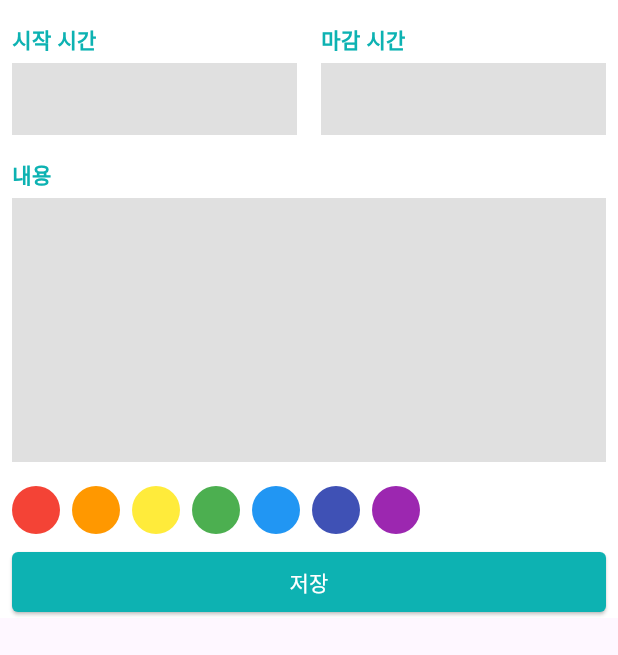
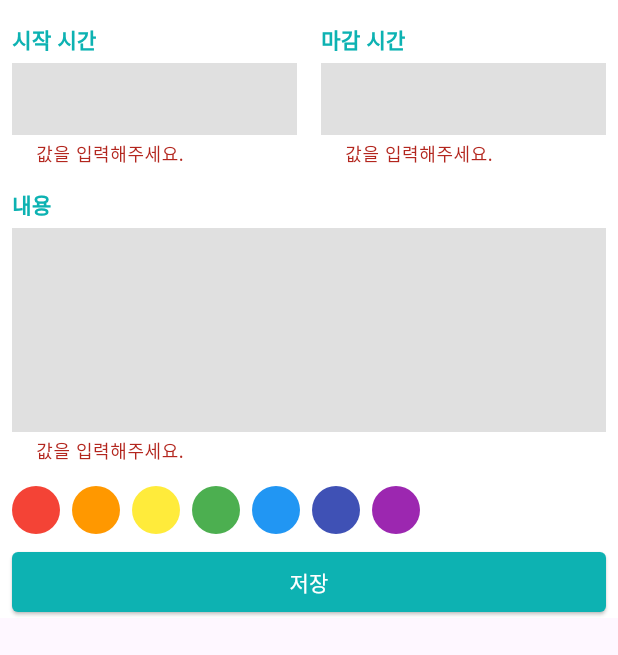
Before and after one commit to SungSeokMin/study_inflearn, a Flutter app: the ScheduleBottomSheet widget shown alone on an empty page, opened directly, on a phone screen of 412 x 824 dp. Shown: the top 655 px of the screen. Run offline on Flutter 3.47's test engine with Material 3 defaults, Android fonts, the phone set to English and light mode, and no system bars; our stand-ins replace drift, geolocator, google_maps_flutter, image_picker, table_calendar, video_player and 1 more; accounts and stored records are empty; generated files the repository leaves out were written again.

```diff
--- a/flutter/calendar_scheduler/lib/component/custom_text_field.dart
+++ b/flutter/calendar_scheduler/lib/component/custom_text_field.dart
@@ -41,6 +41,13 @@ class CustomTextField extends StatelessWidget {
       validator: (String? val) {
         if (val == null || val.isEmpty) return '값을 입력해주세요.';
 
+        if (isTime) {
+          int time = int.parse(val);
+
+          if (time < 0) return '0 이상의 숫자를 입력해주세요.';
+          if (time > 24) return '24 이하의 숫자를 입력해주세요.';
+        }
+
         return null;
       },
       expands: !isTime,
--- a/flutter/calendar_scheduler/lib/component/schedule_bottom_sheet.dart
+++ b/flutter/calendar_scheduler/lib/component/schedule_bottom_sheet.dart
@@ -29,6 +29,7 @@ class _ScheduleBottomSheetState extends State<ScheduleBottomSheet> {
               padding: const EdgeInsets.only(left: 8.0, right: 8.0, top: 16.0),
               child: Form(
                 key: formKey,
+                autovalidateMode: AutovalidateMode.always,
                 child: Column(
                   crossAxisAlignment: CrossAxisAlignment.start,
                   children: [
```
